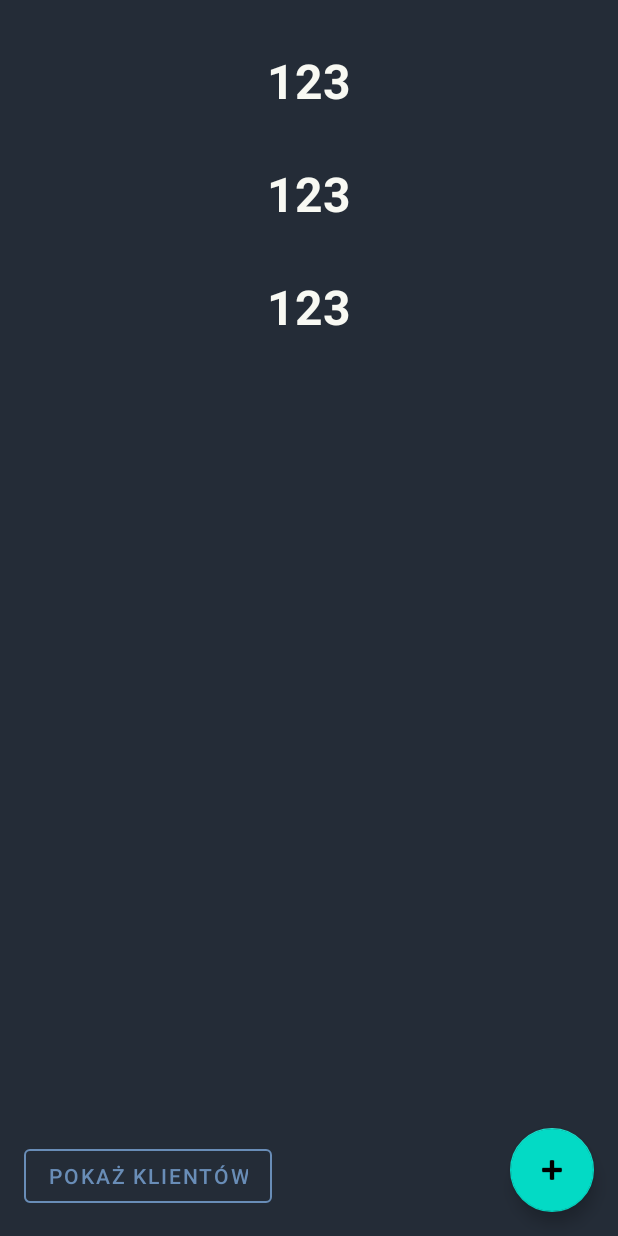
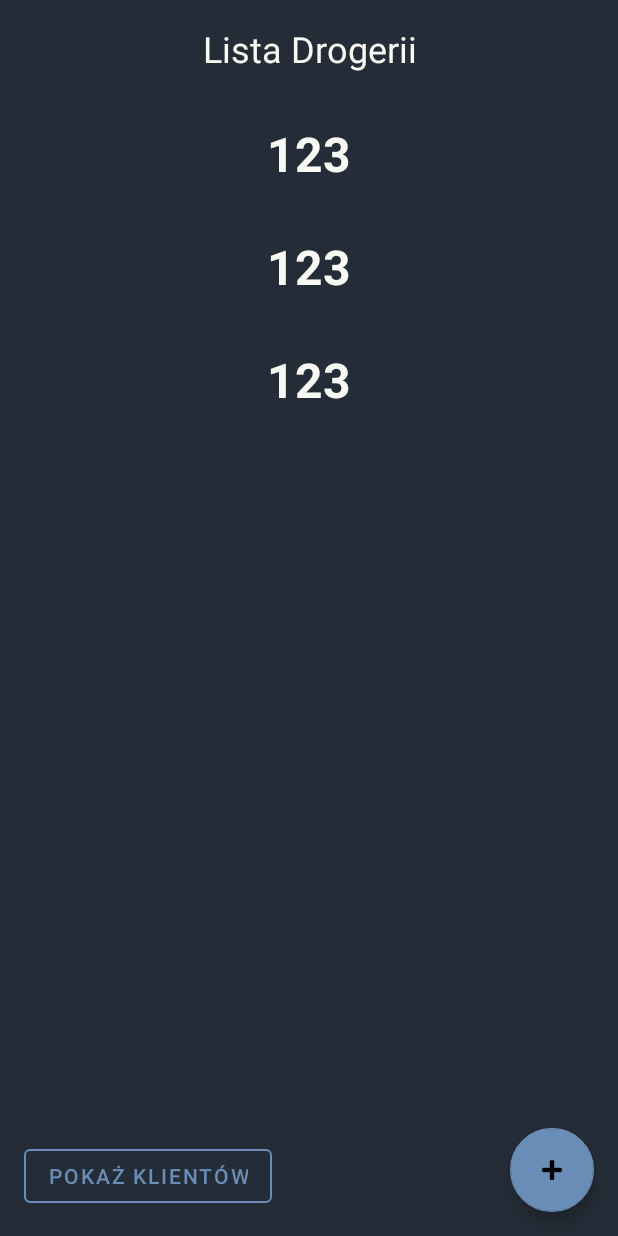
Before and after one commit to RadoslawKaminski/Paragownik, an Android app: the layout activity_main.xml on its own in the app's theme, with its tools: preview values and no code run, on a phone screen of 412 x 824 dp. Run offline under Robolectric (Android 15) with nearby library versions, the phone set to English and light mode, and no system bars.

Commit message:
zaktualizowanie komentarzy, dodanie spacji przy łączeniu stringów, dodanie tytułów widoków

```diff
--- a/app/src/main/res/layout/activity_main.xml
+++ b/app/src/main/res/layout/activity_main.xml
@@ -5,22 +5,39 @@
     xmlns:tools="http://schemas.android.com/tools"
     android:layout_width="match_parent"
     android:layout_height="match_parent"
+    android:background="@color/main_color_dark"
     tools:context=".MainActivity">
 
+    <!-- Tytuł ekranu MainActivity -->
+    <TextView
+        android:id="@+id/mainActivityTitleTextView"
+        android:layout_width="0dp"
+        android:layout_height="wrap_content"
+        android:layout_marginStart="16dp"
+        android:layout_marginTop="16dp"
+        android:layout_marginEnd="16dp"
+        android:gravity="center"
+        android:text="@string/main_activity_title"
+        android:textSize="24sp"
+        app:layout_constraintEnd_toEndOf="parent"
+        app:layout_constraintStart_toStartOf="parent"
+        app:layout_constraintTop_toTopOf="parent" />
+
     <!-- RecyclerView do wyświetlania listy sklepów. -->
-    <!-- Zajmuje całą dostępną przestrzeń. -->
+    <!-- Zajmuje przestrzeń między tytułem a dołem. -->
     <androidx.recyclerview.widget.RecyclerView
         android:id="@+id/storeRecyclerView"
         android:layout_width="0dp"
         android:layout_height="0dp"
-        android:paddingVertical="16dp"
+        android:paddingTop="16dp"
+        android:paddingBottom="16dp"
         app:layout_constraintBottom_toBottomOf="parent"
         app:layout_constraintEnd_toEndOf="parent"
         app:layout_constraintStart_toStartOf="parent"
-        app:layout_constraintTop_toTopOf="parent"
-        tools:listitem="@layout/store_item" /> <!-- Wskazuje przykładowy layout elementu listy dla podglądu w edytorze. -->
+        app:layout_constraintTop_toBottomOf="@+id/mainActivityTitleTextView"
+        tools:listitem="@layout/store_item" />
 
-    <!-- Przycisk do przejścia do listy klientów --> <!-- Dodano -->
+    <!-- Przycisk do przejścia do listy klientów -->
     <Button
         android:id="@+id/viewClientsButton"
         style="@style/Widget.MaterialComponents.Button.OutlinedButton"
@@ -35,7 +52,7 @@
         app:strokeColor="@color/scnd_color_bright" />
 
     <!-- FloatingActionButton (FAB) do inicjowania dodawania nowego klienta. -->
-    <!-- Umieszczony w prawym dolnym rogu. --> <!-- Zmieniono constrainty -->
+    <!-- Umieszczony w prawym dolnym rogu. -->
     <com.google.android.material.floatingactionbutton.FloatingActionButton
         android:id="@+id/fabAddClientMain"
         android:layout_width="wrap_content"
@@ -45,8 +62,9 @@
         android:clickable="true"
         android:contentDescription="@string/cd_add_client_fab"
         android:focusable="true"
+        app:backgroundTint="@color/scnd_color_bright"
         app:layout_constraintBottom_toBottomOf="parent"
         app:layout_constraintEnd_toEndOf="parent"
-        app:srcCompat="@android:drawable/ic_input_add" /> <!-- Standardowa ikona plusa. -->
+        app:srcCompat="@android:drawable/ic_input_add" />
 
 </androidx.constraintlayout.widget.ConstraintLayout>
--- a/app/src/main/res/values/themes.xml
+++ b/app/src/main/res/values/themes.xml
@@ -2,7 +2,7 @@
 <resources xmlns:tools="http://schemas.android.com/tools">
     <!-- Podstawowy motyw aplikacji, dziedziczący z MaterialComponents (DayNight - dostosowuje się do trybu ciemnego/jasnego, NoActionBar - bez domyślnego paska akcji). -->
     <style name="Base.Theme.Paragownik" parent="Theme.MaterialComponents.DayNight.NoActionBar">
-        <!-- Podstawowe kolory marki (mogą być nadpisane przez kolory niestandardowe). -->
+        <!-- Podstawowe kolory marki (mogą być nieużywane). -->
         <item name="colorPrimary">@color/purple_500</item>
         <item name="colorPrimaryVariant">@color/purple_700</item>
         <item name="colorOnPrimary">@color/white</item>
@@ -11,7 +11,7 @@
         <item name="colorSecondaryVariant">@color/teal_700</item>
         <item name="colorOnSecondary">@color/black</item>
         <!-- Kolor paska statusu (na górze ekranu). -->
-        <item name="android:statusBarColor">?attr/colorPrimaryVariant</item>
+        <item name="android:statusBarColor">@color/scnd_color_bright</item>
 
         <!-- Dostosowania motywu. -->
         <!-- Kolor tła dla całego okna aplikacji. -->
```
Also changed, not shown: app/src/main/java/com/kaminski/paragownik/ClientAdapter.kt (+11 -23 lines), app/src/main/java/com/kaminski/paragownik/ReceiptAdapter.kt (+26 -31 lines), app/src/main/java/com/kaminski/paragownik/ReceiptListActivity.kt (+35 -14 lines), app/src/main/res/layout/activity_receipt_list.xml (+20 -3 lines), app/src/main/res/layout/receipt_item.xml (+6 -5 lines), app/src/main/res/values/strings.xml (+7 -8 lines).
